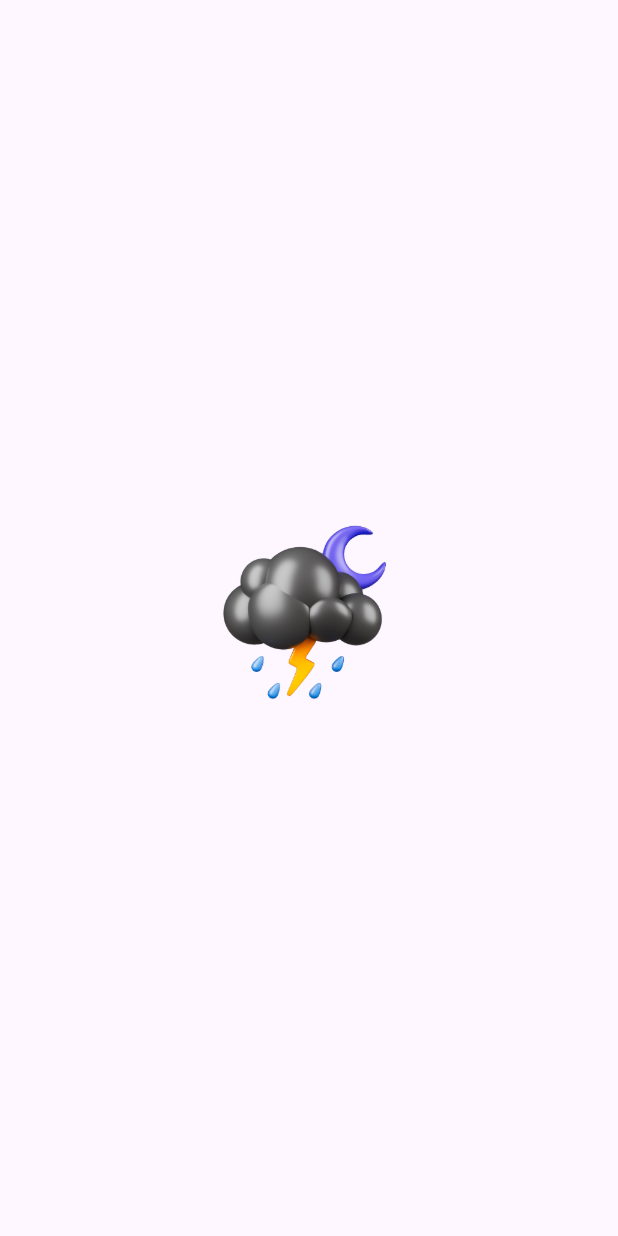
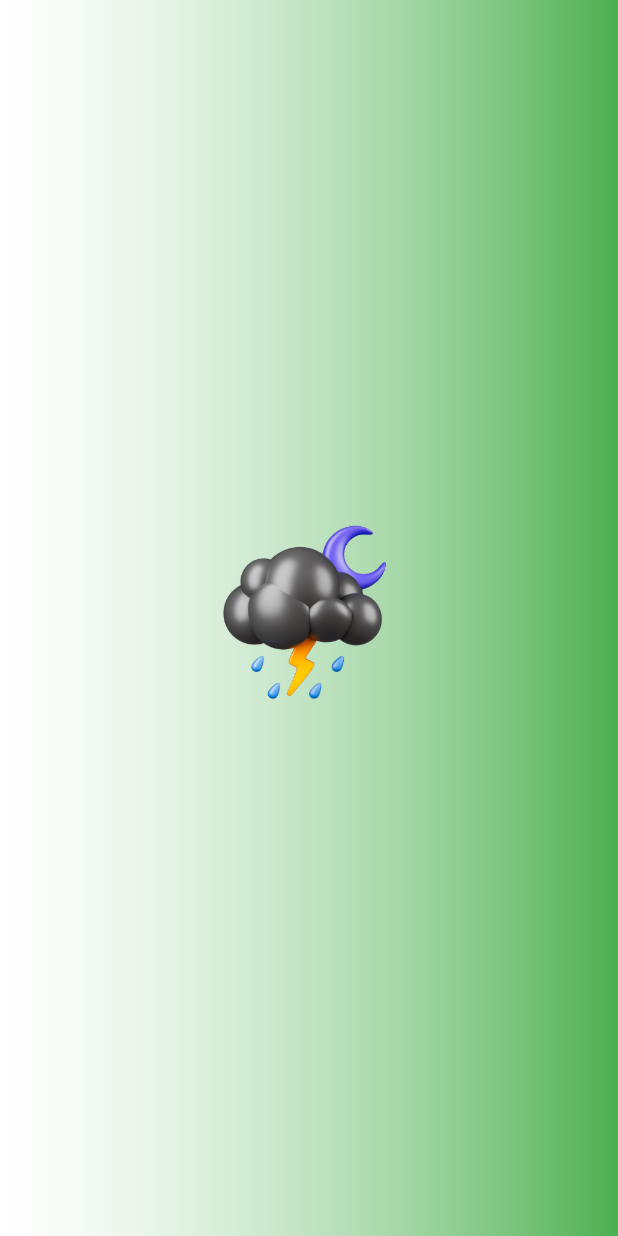
Before and after one commit to saied-nasiripour/weather_2_flutter, a Flutter app: the screen it shows after launch, on a phone screen of 412 x 824 dp. Run offline on Flutter 3.47's test engine with Material 3 defaults, Android fonts, the phone set to English and light mode, and no system bars.

Commit message:
add gradient color to splash screen

```diff
--- /dev/null
+++ b/lib/Core/Resources/AppUrl/app_url.dart
@@ -0,0 +1,2 @@
+class AppUrl
+{}
--- /dev/null
+++ b/lib/Core/Resources/Colors/colors.dart
@@ -0,0 +1,17 @@
+import 'package:flutter/material.dart';
+
+class AppColors
+{
+  static BoxDecoration buildGradientBoxDecoration()
+  {
+    return const BoxDecoration(
+      gradient: LinearGradient(
+        colors: [Colors.white38, Colors.green],
+        begin: Alignment.centerLeft,
+        end: Alignment.centerRight,
+        stops: [0.0, 1.0],
+        tileMode: TileMode.clamp,
+      )
+    );
+  }
+}
--- a/lib/View/splash_screen.dart
+++ b/lib/View/splash_screen.dart
@@ -1,4 +1,5 @@
 import 'package:flutter/material.dart';
+import 'package:weather_2_flutter/Core/Resources/Colors/colors.dart';
 import 'package:weather_2_flutter/Core/Resources/Images/image_assets.dart';
 
 class SplashScreen extends StatefulWidget {
@@ -12,11 +13,15 @@ class _SplashScreenState extends State<SplashScreen> {
   @override
   Widget build(BuildContext context) {
     return Scaffold(
-      body: Center(
-        child: Image.asset(
-          ImageAssets.heavyRain,
-          height: 200,
-          width: 200,
+      backgroundColor: Colors.transparent,
+      body: Container(
+        decoration: AppColors.buildGradientBoxDecoration(),
+        child: Center(
+          child: Image.asset(
+            ImageAssets.heavyRain,
+            height: 200,
+            width: 200,
+          ),
         ),
       ),
     );
```
Also changed, not shown: 1 other file.
